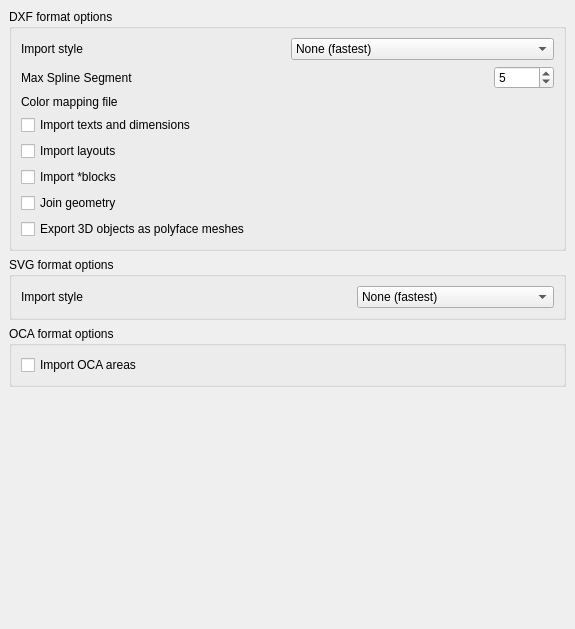
The window that src/Mod/Draft/Resources/ui/userprefs-import.ui (berndhahnebach/All_FreeCAD) describes before a commit, drawn with Qt 5.
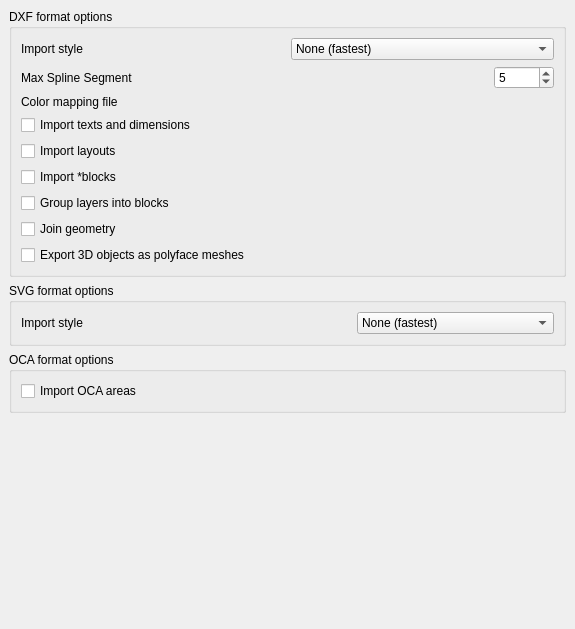
The same window after the commit. Custom widgets are drawn as their Qt base class.

Commit message: + added a super fast 'group layers into blocks' option to draft DXF importer

```diff
--- a/src/Mod/Draft/Resources/ui/userprefs-import.ui
+++ b/src/Mod/Draft/Resources/ui/userprefs-import.ui
@@ -210,6 +210,26 @@
         </item>
        </layout>
       </item>
+      <item>
+       <layout class="QHBoxLayout" name="horizontalLayout_8">
+        <item>
+         <widget class="Gui::PrefCheckBox" name="gui::prefcheckbox_5">
+          <property name="toolTip">
+           <string>if this is checked, objects from the same layers will be joined into Draft Blocks, turning the display faster, but making them less easily editable</string>
+          </property>
+          <property name="text">
+           <string>Group layers into blocks</string>
+          </property>
+          <property name="prefEntry" stdset="0">
+           <cstring>groupLayers</cstring>
+          </property>
+          <property name="prefPath" stdset="0">
+           <cstring>Mod/Draft</cstring>
+          </property>
+         </widget>
+        </item>
+       </layout>
+      </item>
       <item>
        <layout class="QHBoxLayout" name="horizontalLayout_5">
         <item>
```
Left out of the diff: 5 changed lines with no effect on the pictures. The commit also changes 2 other files.
